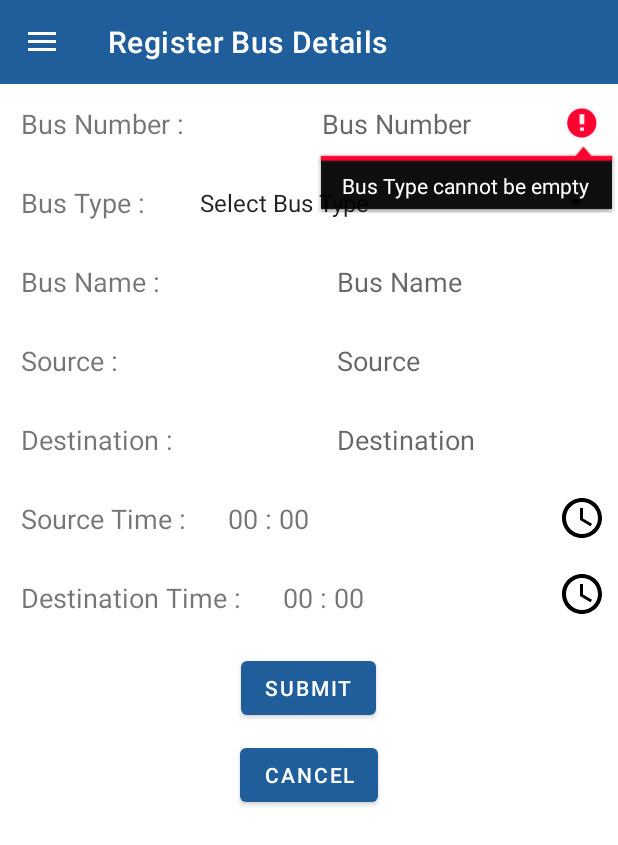
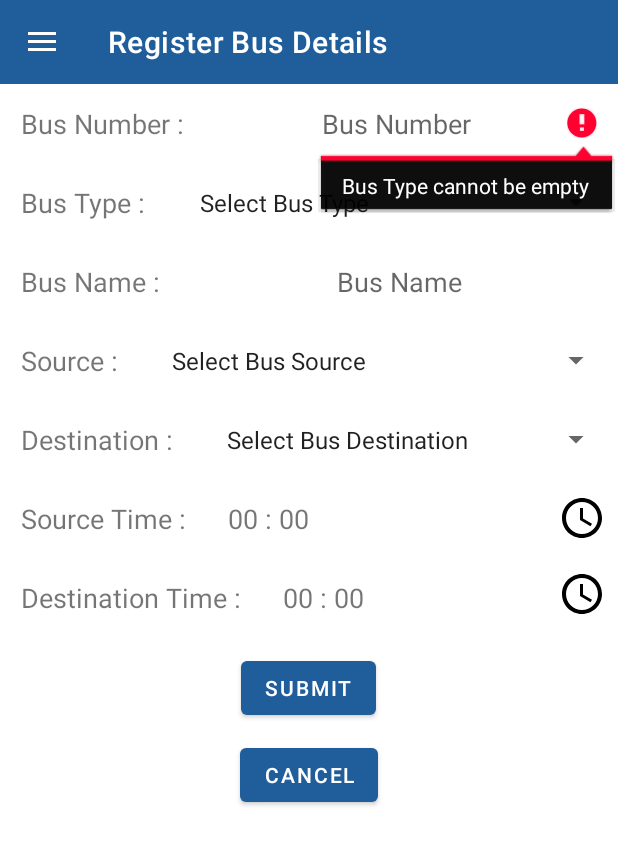
Before and after one commit to c0de-i/BusTimingAppNew2, an Android app: the BusRegistrationPage screen opened directly, with no data from a screen before it, after a tap on "SUBMIT", on a phone screen of 412 x 824 dp. Shown: the top 845 px of the screen. Run offline under Robolectric (Android 15) with nearby library versions, the phone set to English and light mode, and no system bars; our stand-ins replace Firebase (no records; nobody signed in at launch, a user with empty details on screens opened directly).

Commit message:
resigration panel modification...

```diff
--- a/app/src/main/java/rakesh/app/bustimingapp/BusRegistration/BusRegistrationPage.java
+++ b/app/src/main/java/rakesh/app/bustimingapp/BusRegistration/BusRegistrationPage.java
@@ -46,15 +46,16 @@ import rakesh.app.bustimingapp.Auth.SignInPage;
 import rakesh.app.bustimingapp.FindYourBus.FindYourBus;
 import rakesh.app.bustimingapp.Models.BusModel;
 import rakesh.app.bustimingapp.Home.MainActivity;
-import rakesh.app.bustimingapp.Profile2;
+import rakesh.app.bustimingapp.Models.BusModelForSD;
 import rakesh.app.bustimingapp.R;
 
 public class BusRegistrationPage extends AppCompatActivity implements AdapterView.OnItemSelectedListener {
 
-    Spinner busType;
-    String busTypeString;
+    Spinner busType,source,destination;
+    String busTypeString, busSourceString, busDestinationString;
     List<String> busTypeList;
-
+    List<String> busSourceList;
+    List<String> busDestinationList;
     TimePickerDialog picker;
     TextView tvSourceTime,tvDestinationTime;
 
@@ -65,9 +66,11 @@ public class BusRegistrationPage extends AppCompatActivity implements AdapterVie
     NavigationView navigationView;
     Toolbar toolbar;
 
-    EditText busNumber,busName,source,destination;
+    EditText busNumber,busName;
     TextView sourceTime,destinationTime;
     FirebaseFirestore firestore;
+
+
     @Override
     protected void onCreate(Bundle savedInstanceState) {
         super.onCreate(savedInstanceState);
@@ -75,12 +78,29 @@ public class BusRegistrationPage extends AppCompatActivity implements AdapterVie
 
         //Getting busType, selecting from the spinner.
         busType = findViewById(R.id.sBusType);
-
+        source = findViewById(R.id.etSource);
+        destination = findViewById(R.id.etDestination);
         // Spinner Drop down elements
         busTypeList= new ArrayList<String>();
         busTypeList.add("Select Bus Type");
         busTypeList.add("City Bus");
         busTypeList.add("Private Bus");
+
+        busSourceList = new ArrayList<String>();
+
+        busSourceList.add("Select Bus Source");
+        busSourceList.add("City Bus");
+        busSourceList.add("Private Bus");
+
+
+
+        busDestinationList = new ArrayList<String>();
+
+        busDestinationList.add("Select Bus Destination");
+        busDestinationList.add("City Bus");
+        busDestinationList.add("Private Bus");
+
+
 
 
         // Creating adapter for spinner
@@ -92,6 +112,27 @@ public class BusRegistrationPage extends AppCompatActivity implements AdapterVie
         // attaching data adapter to spinner
         busType.setAdapter(busTypeAdapter);
         busType.setOnItemSelectedListener(this);
+
+        // Creating adapter for spinner
+        ArrayAdapter<String> busSourceAdapter = new ArrayAdapter<String>(this, android.R.layout.simple_spinner_item, busSourceList);
+
+        // Drop down layout style - list view with radio button
+        busSourceAdapter.setDropDownViewResource(android.R.layout.simple_spinner_dropdown_item);
+
+        // attaching data adapter to spinner
+        source.setAdapter(busSourceAdapter);
+        source.setOnItemSelectedListener(this);
+
+        // Creating adapter for spinner
+        ArrayAdapter<String> busDestinationAdapter = new ArrayAdapter<String>(this, android.R.layout.simple_spinner_item, busDestinationList);
+
+        // Drop down layout style - list view with radio button
+        busDestinationAdapter.setDropDownViewResource(android.R.layout.simple_spinner_dropdown_item);
+
+        // attaching data adapter to spinner
+        destination.setAdapter(busDestinationAdapter);
+        destination.setOnItemSelectedListener(this);
+
 
         tvSourceTime = findViewById(R.id.tvSourceTime);
         tvDestinationTime = findViewById(R.id.tvDestinationTime);
@@ -155,13 +196,6 @@ public class BusRegistrationPage extends AppCompatActivity implements AdapterVie
             public boolean onNavigationItemSelected(@NonNull MenuItem item) {
 
                 switch (item.getItemId()){
-
-                    case R.id.user_profile:
-                        startActivity(new Intent(getApplicationContext(), Profile2.class));
-                        Toast.makeText(getApplicationContext(),"profile",Toast.LENGTH_SHORT).show();
-                        drawerLayout.closeDrawer(GravityCompat.START);
-                        break;
-
                     case R.id.menu_home:
                         startActivity(new Intent(getApplicationContext(), MainActivity.class));
                         Toast.makeText(getApplicationContext(),"Home",Toast.LENGTH_SHORT).show();
@@ -199,8 +233,7 @@ public class BusRegistrationPage extends AppCompatActivity implements AdapterVie
         //busType already set.
         busNumber = findViewById(R.id.etBusNum);
         busName = findViewById(R.id.etBusName);
-        source = findViewById(R.id.etSource);
-        destination = findViewById(R.id.etDestination);
+
         sourceTime = findViewById(R.id.tvSourceTime);
         destinationTime = findViewById(R.id.tvDestinationTime);
 
@@ -215,6 +248,13 @@ public class BusRegistrationPage extends AppCompatActivity implements AdapterVie
         if(busTypeList.get(i) != busTypeList.get(0)){
             busTypeString = busTypeList.get(i);
             Toast.makeText(getApplicationContext(), ""+ busTypeString,Toast.LENGTH_SHORT).show();
+        }
+
+        if(busSourceList.get(i)!=busSourceList.get(0)){
+            busSourceString = busSourceList.get(i);
+        }
+        if(busDestinationList.get(i)!=busDestinationList.get(0)){
+            busDestinationString = busDestinationList.get(i);
         }
     }
 
@@ -270,8 +310,17 @@ public class BusRegistrationPage extends AppCompatActivity implements AdapterVie
             busTypeStr = "Other Type";
             Toast.makeText(getApplicationContext(), "bus type is empty!!!",Toast.LENGTH_SHORT).show();
         }
-        sourceStr = source.getText().toString();
-        destinationStr = destination.getText().toString();
+
+        if(busSourceString != null){
+            sourceStr = busSourceString;
+        }else {
+            sourceStr = "Unknown Source";
+        }
+        if(busDestinationString != null){
+            destinationStr = busDestinationString;
+        }else {
+            destinationStr = "Unknown Destination";
+        }
         sourceTimeStr = sourceTime.getText().toString();
         destinationTimeStr = destinationTime.getText().toString();
 
@@ -282,12 +331,6 @@ public class BusRegistrationPage extends AppCompatActivity implements AdapterVie
         else if(TextUtils.isEmpty(busNameStr)){
             busName.setError("Bus Name cannot be empty");
             busName.requestFocus();
-        }else if(TextUtils.isEmpty(sourceStr)){
-            source.setError("Source cannot be empty");
-            source.requestFocus();
-        }else if(TextUtils.isEmpty(destinationStr)){
-            destination.setError("Bus Name cannot be empty");
-            destination.requestFocus();
         }else if(TextUtils.isEmpty(sourceTimeStr)){
             sourceTime.setError("Bus Name cannot be empty");
             sourceTime.requestFocus();
@@ -311,13 +354,42 @@ public class BusRegistrationPage extends AppCompatActivity implements AdapterVie
                             //Using the model to set the data to firestore
                             FindYourBus.addBusNumber(busNumberStr);
                             BusModel busModel = new BusModel(busNumberStr,busTypeStr,busNameStr,sourceStr,destinationStr,sourceTimeStr,destinationTimeStr);
+                            BusModelForSD busModelForSource = new BusModelForSD(busNumberStr,sourceStr);
+                            BusModelForSD busModelForDestination = new BusModelForSD(busNumberStr,destinationStr);
+
 
                             DocumentReference documentReference = firestore.collection("Buses").document(currentUserId).collection("Bus Number").document(busNumberStr);
-
+                            DocumentReference documentSourceRef = firestore.collection("AllBusStops").document(sourceStr);
+                            DocumentReference documentDestinationRef = firestore.collection("AllBusDestination").document(destinationStr);
 //                            // This map method if you don't use any model.
 //                            Map<String,Object> user = new HashMap<>();
 //                            user.put("Bus Type",busTypeStr);
 //
+
+                            documentSourceRef.set(busModelForSource).addOnSuccessListener(new OnSuccessListener<Void>() {
+                                @Override
+                                public void onSuccess(Void unused) {
+
+                                }
+                            }).addOnFailureListener(new OnFailureListener() {
+                                @Override
+                                public void onFailure(@NonNull Exception e) {
+                                    Log.d(TAG,"Error : " + e.toString());
+
+                                }
+                            });
+                            documentDestinationRef.set(busModelForDestination).addOnSuccessListener(new OnSuccessListener<Void>() {
+                                @Override
+                                public void onSuccess(Void unused) {
+
+                                }
+                            }).addOnFailureListener(new OnFailureListener() {
+                                @Override
+                                public void onFailure(@NonNull Exception e) {
+                                    Log.d(TAG,"Error : " + e.toString());
+
+                                }
+                            });
                             documentReference.set(busModel).addOnSuccessListener(new OnSuccessListener<Void>() {
                                 @Override
                                 public void onSuccess(Void unused) {
@@ -331,6 +403,7 @@ public class BusRegistrationPage extends AppCompatActivity implements AdapterVie
 
                                 }
                             });
+
 
                             finish();
                         }
--- a/app/src/main/res/layout/activity_bus_registration_page.xml
+++ b/app/src/main/res/layout/activity_bus_registration_page.xml
@@ -118,16 +118,15 @@
                 android:padding="10dp"
                 android:textSize="18sp"
                 />
-            <EditText
-                android:id="@+id/etSource"
+            <Spinner
                 android:layout_width="match_parent"
                 android:layout_height="wrap_content"
                 android:layout_margin="4dp"
-                android:background="@color/white"
-                android:hint="Source"
-                android:textAlignment="center"
                 android:padding="10dp"
+                android:id="@+id/etSource"
+
                 />
+
         </LinearLayout>
         <LinearLayout
             android:layout_width="match_parent"
@@ -142,16 +141,16 @@
                 android:padding="10dp"
                 android:textSize="18sp"
                 />
-            <EditText
-                android:id="@+id/etDestination"
+
+            <Spinner
                 android:layout_width="match_parent"
                 android:layout_height="wrap_content"
                 android:layout_margin="4dp"
-                android:background="@color/white"
-                android:hint="Destination"
-                android:textAlignment="center"
                 android:padding="10dp"
+                android:id="@+id/etDestination"
+
                 />
+
         </LinearLayout>
 
         <LinearLayout
```
Also changed, not shown: app/src/main/java/rakesh/app/bustimingapp/Models/BusModelForSD.java (added, +29 -0 lines).
